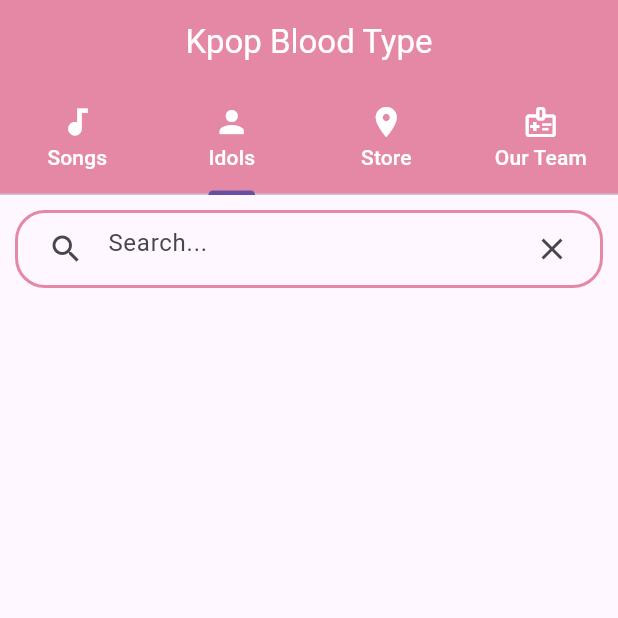
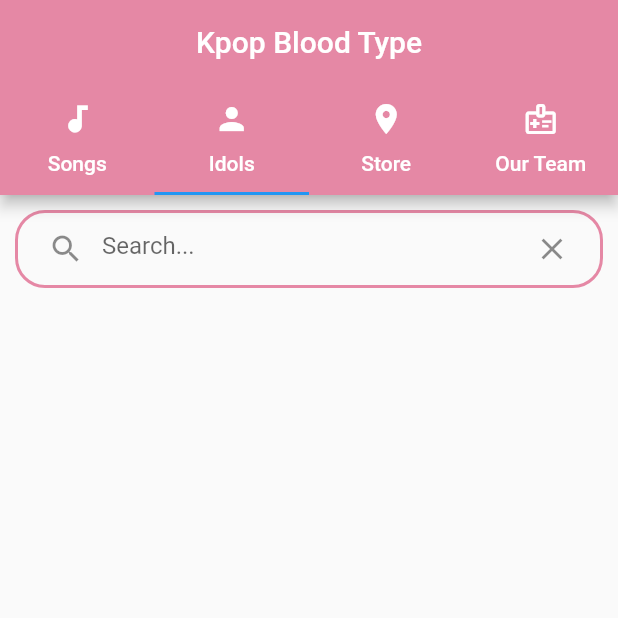
Before and after one commit to Koikwang/ITCS424-Wireless-and-mobile-computing, a Flutter app: the MyStatefulWidget screen opened directly, on a phone screen of 412 x 824 dp, the top half of it. Run offline on Flutter 3.47's test engine with Material 2 defaults, Android fonts, the phone set to English and light mode, and no system bars; our stand-ins replace dio, flutter_dotenv, geolocator, google_maps_flutter, youtube_player_flutter.

Commit message:
application big update

```diff
--- a/lib/find_shop.dart
+++ b/lib/find_shop.dart
@@ -73,7 +73,6 @@ class _FindShopState extends State<FindShop> {
     return Scaffold(
       appBar: AppBar(
         title: const Text('Nearest Kpop Shop'),
-        backgroundColor: Color(0xFF80B0F5),
       ),
       body: GoogleMap(
         onMapCreated: _onMapCreated,
--- a/lib/main.dart
+++ b/lib/main.dart
@@ -14,7 +14,7 @@ class MyApp extends StatelessWidget {
   Widget build(BuildContext context) {
     return MaterialApp(
       title: 'Flutter Demo',
-      theme: ThemeData.light(useMaterial3: true),
+      // theme: ThemeData.light(useMaterial3: true),
       home: const MyHomePage(title: 'WELCOME PAGE'),
       // Remove Debug Banner
       debugShowCheckedModeBanner: false,
--- a/lib/tabbar.dart
+++ b/lib/tabbar.dart
@@ -293,7 +293,7 @@ class _MyStatefulWidgetState extends State<MyStatefulWidget> {
             Container(
               decoration: BoxDecoration(
                 image: DecorationImage(
-                  image: AssetImage('assets/K-POP Blood Type 1.jpg'),
+                  image: AssetImage('assets/K-POP_Blood_Type_1.jpg'),
                   fit: BoxFit.cover,
                 ),
               ),
--- a/pubspec.yaml
+++ b/pubspec.yaml
@@ -69,6 +69,7 @@ flutter:
     - assets/K-POP Blood Type 1.jpg
     - assets/K-POP Blood Type 2.jpg
     - assets/K-POP Blood Type 3.png
+    - assets/K-POP_Blood_Type_1.jpg
     - assets/blue.jpg
     - assets/kwang.jpg
     - assets/jenny.jpg
```
Also changed, not shown: assets/K-POP Blood Type 1.jpg, assets/K-POP_Blood_Type_1.jpg (added), pubspec.lock, 3 other files.
